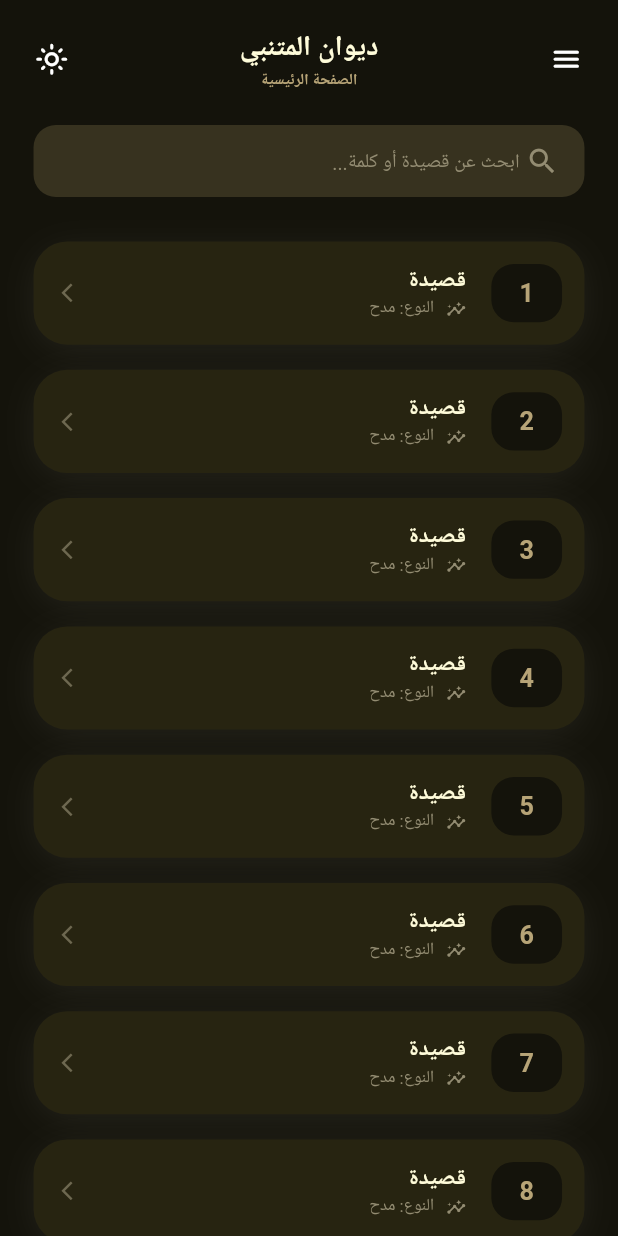
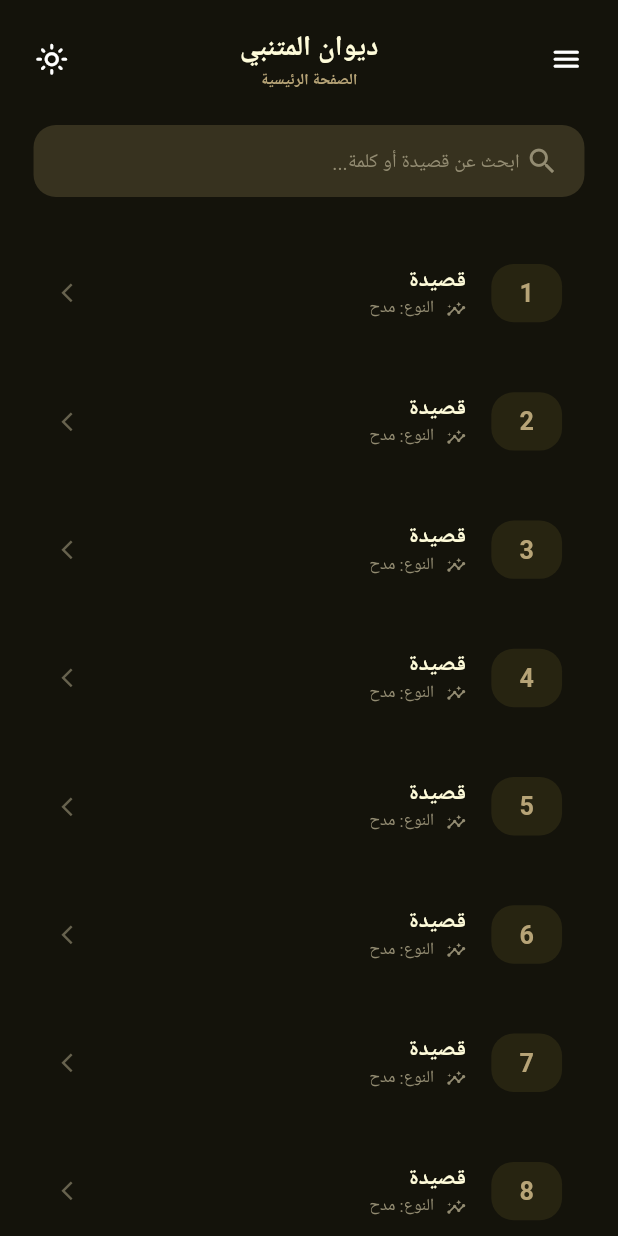
Before and after one commit to HazemAttia7/Diwan-App, a Flutter app: the screen it shows after launch, after a tap on the "dark mode" icon, on a phone screen of 412 x 824 dp. Run offline on Flutter 3.47's test engine with Material 3 defaults, Android fonts, the phone set to English and light mode, and no system bars; our stand-ins replace flutter_screenutil, gap, go_router, google_fonts, loading_animation_widget, shared_preferences; Roboto replaces fonts that are missing (Tajawal).

Commit message:
chore(animation) : implement animations + organize some widgets

```diff
--- /dev/null
+++ b/lib/core/widgets/animated_opacity_wrapper.dart
@@ -0,0 +1,29 @@
+import 'package:flutter/material.dart';
+
+class AnimatedOpacityWrapper extends StatelessWidget {
+  final Widget child;
+  final Duration? duration;
+  final bool enabled;
+
+  const AnimatedOpacityWrapper({
+    super.key,
+    required this.child,
+    this.duration = const Duration(milliseconds: 600),
+    this.enabled = true,
+  });
+
+  @override
+  Widget build(BuildContext context) {
+    if (!enabled) return child;
+
+    return TweenAnimationBuilder<double>(
+      duration: duration ?? const Duration(milliseconds: 600),
+      tween: Tween(begin: 0.0, end: 1.0),
+      curve: Curves.easeInOutCubic,
+      builder: (context, value, child) {
+        return Opacity(opacity: value, child: child);
+      },
+      child: child,
+    );
+  }
+}
--- /dev/null
+++ b/lib/core/widgets/staggered_animated_opacity_translation.dart
@@ -0,0 +1,59 @@
+import 'package:flutter/material.dart';
+import 'package:flutter_screenutil/flutter_screenutil.dart';
+import 'package:poem_app/core/widgets/animated_opacity_wrapper.dart';
+
+class StaggeredAnimatedOpacityTranslation extends StatefulWidget {
+  final Widget widget;
+  final double? xOffset, yOffset;
+  final Duration? transformDuration, opacityDuration;
+  final Duration delay;
+
+  const StaggeredAnimatedOpacityTranslation({
+    super.key,
+    required this.widget,
+    this.xOffset,
+    this.yOffset,
+    this.transformDuration,
+    this.opacityDuration,
+    this.delay = Duration.zero,
+  });
+
+  @override
+  State<StaggeredAnimatedOpacityTranslation> createState() =>
+      _StaggeredAnimatedOpacityTranslationState();
+}
+
+class _StaggeredAnimatedOpacityTranslationState
+    extends State<StaggeredAnimatedOpacityTranslation> {
+  bool _show = false;
+
+  @override
+  void initState() {
+    super.initState();
+    Future.delayed(widget.delay, () {
+      if (mounted) setState(() => _show = true);
+    });
+  }
+
+  @override
+  Widget build(BuildContext context) {
+    return AnimatedOpacityWrapper(
+      duration: widget.opacityDuration,
+      child: TweenAnimationBuilder(
+        tween: Tween<double>(begin: 0, end: _show ? 1 : 0),
+        duration: widget.transformDuration ?? const Duration(milliseconds: 500),
+        curve: Curves.easeInOut,
+        builder: (BuildContext context, double val, Widget? child) {
+          return Transform.translate(
+            offset: Offset(
+              (1 - val) * (widget.xOffset ?? 50.w),
+              (1 - val) * (widget.yOffset ?? 0),
+            ),
+            child: child,
+          );
+        },
+        child: widget.widget,
+      ),
+    );
+  }
+}
--- /dev/null
+++ b/lib/core/widgets/staggered_animated_slide.dart
@@ -0,0 +1,52 @@
+import 'package:flutter/material.dart';
+
+class StaggeredAnimatedSlide extends StatefulWidget {
+  final Duration delay;
+  final Duration? opacityDuration, transfromDuration;
+  final Widget child;
+  const StaggeredAnimatedSlide({
+    super.key,
+    this.delay = const Duration(seconds: 0),
+    required this.child,
+    this.opacityDuration,
+    this.transfromDuration,
+  });
+
+  @override
+  State<StaggeredAnimatedSlide> createState() => _StaggeredAnimatedSlideState();
+}
+
+class _StaggeredAnimatedSlideState extends State<StaggeredAnimatedSlide> {
+  bool visible = false;
+
+  @override
+  void initState() {
+    super.initState();
+    Future.delayed(widget.delay, () {
+      if (mounted) setState(() => visible = true);
+    });
+  }
+
+  @override
+  Widget build(BuildContext context) {
+    return TweenAnimationBuilder<Offset>(
+      duration: widget.transfromDuration ?? const Duration(seconds: 1),
+      tween: Tween<Offset>(
+        begin: const Offset(-100, 0),
+        end: visible ? const Offset(0, 0) : const Offset(-100, 0),
+      ),
+      curve: Curves.elasticOut,
+      builder: (context, Offset value, Widget? child) {
+        return Transform.translate(offset: value, child: child);
+      },
+      child: TweenAnimationBuilder(
+        tween: Tween<double>(begin: 0, end: visible ? 1 : 0),
+        duration: widget.opacityDuration ?? const Duration(milliseconds: 250),
+        curve: Curves.easeInOut,
+        builder: (context, double value, Widget? child) {
+          return Opacity(opacity: value, child: widget.child);
+        },
+      ),
+    );
+  }
+}
--- a/lib/features/home/presentation/views/widgets/custom_numbered_list_tile.dart
+++ b/lib/features/home/presentation/views/widgets/custom_numbered_list_tile.dart
@@ -23,7 +23,7 @@ class CustomNumberedListTile extends StatelessWidget {
         Container(
           padding: EdgeInsets.symmetric(horizontal: 20.sp, vertical: 8.sp),
           decoration: BoxDecoration(
-            color: Theme.of(context).colorScheme.surface,
+            color: Theme.of(context).colorScheme.surfaceContainer,
             borderRadius: BorderRadius.circular(16.r),
           ),
           child: Text(number.toString(), style: context.textStyle18),
--- a/lib/features/home/presentation/views/widgets/home_view_body.dart
+++ b/lib/features/home/presentation/views/widgets/home_view_body.dart
@@ -1,6 +1,8 @@
 import 'package:flutter/material.dart';
+import 'package:flutter_screenutil/flutter_screenutil.dart';
 import 'package:gap/gap.dart';
 import 'package:poem_app/core/helper/constants.dart';
+import 'package:poem_app/core/widgets/staggered_animated_opacity_translation.dart';
 import 'package:poem_app/features/home/presentation/views/widgets/custom_search_field.dart';
 import 'package:poem_app/features/home/presentation/views/widgets/home_header.dart';
 import 'package:poem_app/features/home/presentation/views/widgets/result_section.dart';
@@ -21,9 +23,20 @@ class HomeViewBody extends StatelessWidget {
               child: Column(
                 children: [
                   Gap(MediaQuery.sizeOf(context).height * 0.022),
-                  const HomeHeader(),
+                  StaggeredAnimatedOpacityTranslation(
+                    widget: const HomeHeader(),
+                    opacityDuration: const Duration(seconds: 1),
+                    transformDuration: const Duration(milliseconds: 800),
+                    xOffset: 50.w,
+                  ),
                   Gap(MediaQuery.sizeOf(context).height * 0.027),
-                  const CustomSearchField(),
+                  StaggeredAnimatedOpacityTranslation(
+                    delay: const Duration(milliseconds: 700),
+                    widget: const CustomSearchField(),
+                    opacityDuration: const Duration(seconds: 1),
+                    transformDuration: const Duration(milliseconds: 800),
+                    xOffset: -50.w,
+                  ),
                   Gap(MediaQuery.sizeOf(context).height * 0.036),
                 ],
               ),
--- a/lib/features/home/presentation/views/widgets/poem_card.dart
+++ b/lib/features/home/presentation/views/widgets/poem_card.dart
@@ -20,16 +20,7 @@ class PoemCard extends StatelessWidget {
     return Ink(
       width: double.infinity,
       decoration: BoxDecoration(
-        color: Theme.of(context).colorScheme.surfaceContainer,
         borderRadius: BorderRadius.circular(24.r),
-        boxShadow: [
-          BoxShadow(
-            color: Theme.of(context).colorScheme.shadow.withValues(alpha: 0.07),
-            blurRadius: 20.sp,
-            spreadRadius: -2.sp,
-            offset: const Offset(0, 4),
-          ),
-        ],
       ),
       child: InkWell(
         borderRadius: BorderRadius.circular(24.r),
--- a/lib/features/home/presentation/views/widgets/poem_details_view_body.dart
+++ b/lib/features/home/presentation/views/widgets/poem_details_view_body.dart
@@ -1,6 +1,7 @@
 import 'package:flutter/material.dart';
 import 'package:gap/gap.dart';
 import 'package:poem_app/core/controllers/reader/reader_controller.dart';
+import 'package:poem_app/core/widgets/staggered_animated_slide.dart';
 import 'package:poem_app/features/home/data/models/verse_model.dart';
 import 'package:poem_app/features/home/presentation/views/widgets/custom_frame.dart';
 import 'package:poem_app/features/home/presentation/views/widgets/poem_action_bar.dart';
@@ -37,9 +38,15 @@ class PoemDetailsViewBody extends StatelessWidget {
                     padding: EdgeInsets.only(
                       bottom: MediaQuery.sizeOf(context).height * 0.04,
                     ),
-                    child: VerseWidget(
-                      verse: verses[index],
-                      isBeingRead: readerController.currentVerseIndex == index,
+                    child: StaggeredAnimatedSlide(
+                      delay: Duration(milliseconds: index * 100),
+                      transfromDuration: const Duration(milliseconds: 800),
+                      opacityDuration: const Duration(milliseconds: 600),
+                      child: VerseWidget(
+                        verse: verses[index],
+                        isBeingRead:
+                            readerController.currentVerseIndex == index,
+                      ),
                     ),
                   ),
                 ),
--- a/lib/features/home/presentation/views/widgets/result_section.dart
+++ b/lib/features/home/presentation/views/widgets/result_section.dart
@@ -2,6 +2,7 @@ import 'package:flutter/material.dart';
 import 'package:flutter_screenutil/flutter_screenutil.dart';
 import 'package:go_router/go_router.dart';
 import 'package:poem_app/core/utils/app_router.dart';
+import 'package:poem_app/core/widgets/staggered_animated_slide.dart';
 import 'package:poem_app/features/home/data/models/verse_model.dart';
 import 'package:poem_app/features/home/presentation/views/widgets/poem_card.dart';
 
@@ -16,6 +17,10 @@ class ResultSection extends StatelessWidget {
       itemBuilder: (BuildContext context, int index) {
         return Padding(
           padding: EdgeInsets.only(bottom: 18.h),
+          child: StaggeredAnimatedSlide(
+            delay: Duration(milliseconds: index * 150),
+            transfromDuration: const Duration(milliseconds: 800),
+            opacityDuration: const Duration(milliseconds: 600),
             child: PoemCard(
               number: index + 1,
               title: 'قصيدة',
@@ -59,7 +64,8 @@ class ResultSection extends StatelessWidget {
                       Verse(
                         firstHemistich:
                             "فَوْتُ العَدُوِّ الَّذِي يَمَّمْتَهُ ظَفَرٌ",
-                      secondHemistich: "فِي طَيِّهِ أَسَفٌ فِي طَيِّهِ نِعَمُ",
+                        secondHemistich:
+                            "فِي طَيِّهِ أَسَفٌ فِي طَيِّهِ نِعَمُ",
                       ),
                       Verse(
                         firstHemistich:
@@ -76,7 +82,8 @@ class ResultSection extends StatelessWidget {
                       Verse(
                         firstHemistich:
                             "أَكُلَّمَا رُمْتَ جَيْشًا فَانْثَنَى هَرَبًا",
-                      secondHemistich: "تَصَرَّفَتْ بِكَ فِي آثَارِهِ الهِمَمُ",
+                        secondHemistich:
+                            "تَصَرَّفَتْ بِكَ فِي آثَارِهِ الهِمَمُ",
                       ),
                       Verse(
                         firstHemistich:
@@ -126,8 +133,10 @@ class ResultSection extends StatelessWidget {
                             "وَيَسْهَرُ الخَلْقُ جَرَّاهَا وَيَخْتَصِمُ",
                       ),
                       Verse(
-                      firstHemistich: "وَجَاهِلٍ مَدَّهُ فِي جَهْلِهِ ضَحِكِي",
-                      secondHemistich: "حَتَّى أَتَتْهُ يَدٌ فَرَّاسَةٌ وَفَمُ",
+                        firstHemistich:
+                            "وَجَاهِلٍ مَدَّهُ فِي جَهْلِهِ ضَحِكِي",
+                        secondHemistich:
+                            "حَتَّى أَتَتْهُ يَدٌ فَرَّاسَةٌ وَفَمُ",
                       ),
                       Verse(
                         firstHemistich:
@@ -232,7 +241,8 @@ class ResultSection extends StatelessWidget {
                             "وَشَرُّ مَا يَكْسِبُ الْإِنْسَانُ مَا يَصِمُ",
                       ),
                       Verse(
-                      firstHemistich: "وَشَرُّ مَا قَنَّصَتْهُ رَاحَتِي قَنَصٌ",
+                        firstHemistich:
+                            "وَشَرُّ مَا قَنَّصَتْهُ رَاحَتِي قَنَصٌ",
                         secondHemistich:
                             "شُهْبُ الْبُزَاةِ سَوَاءٌ فِيهِ وَالرَّخَمُ",
                       ),
@@ -252,6 +262,7 @@ class ResultSection extends StatelessWidget {
                 );
               },
             ),
+          ),
         );
       },
     );
```
Lines whose indentation alone changed are shown as unchanged.
